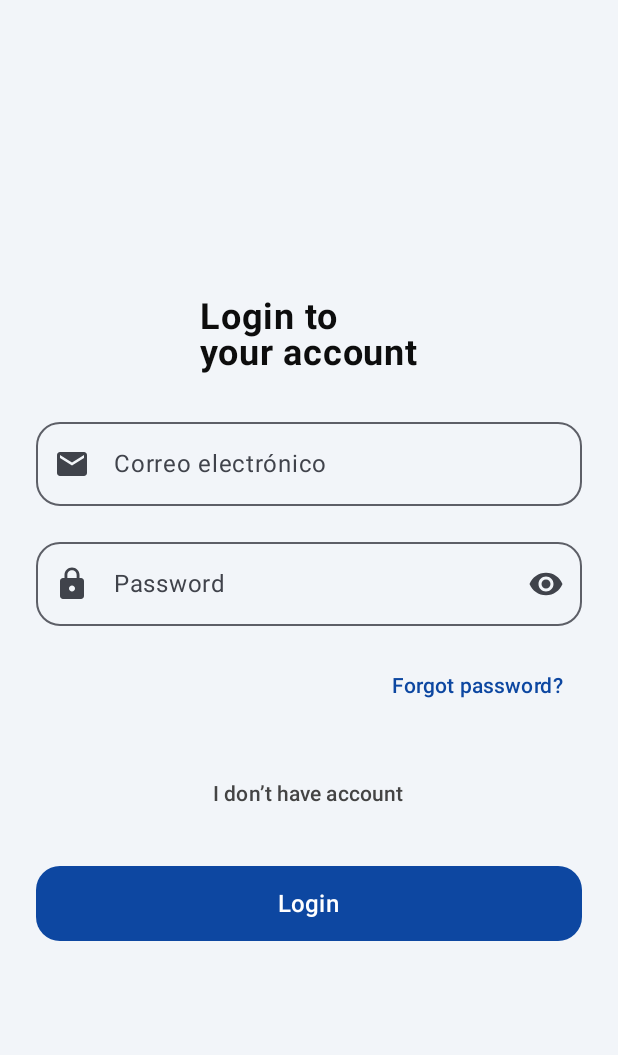
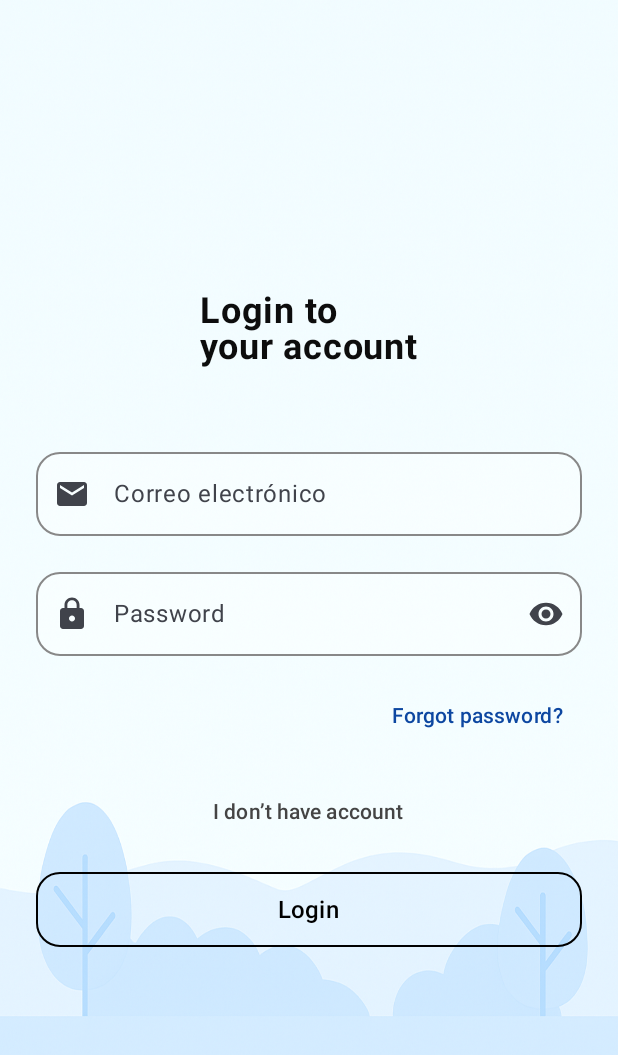
Before and after one commit to G3-UPC-CC238-346-ParkingNow/Kotlin-Mobile, an Android app built with Jetpack Compose: the screen it shows after launch (MainActivity), on a phone screen of 412 x 824 dp. Shown: the top 1055 px of the screen. Run offline under Robolectric (Android 15) with nearby library versions, the phone set to English and light mode, and no system bars.

Commit message:
Refactor login screen UI: improved field borders and button style

```diff
--- a/app/src/main/java/pe/edu/upc/parkingnow/presentation/view/LoginScreen.kt
+++ b/app/src/main/java/pe/edu/upc/parkingnow/presentation/view/LoginScreen.kt
@@ -1,8 +1,12 @@
 package pe.edu.upc.parkingnow.presentation.view
 
+import pe.edu.upc.parkingnow.R
 
+
+import androidx.compose.foundation.Image
 import androidx.compose.foundation.background
 import androidx.compose.foundation.clickable
+import androidx.compose.foundation.BorderStroke
 import androidx.compose.foundation.layout.*
 import androidx.compose.foundation.shape.RoundedCornerShape
 import androidx.compose.material.icons.Icons
@@ -10,10 +14,13 @@ import androidx.compose.material.icons.filled.Email
 import androidx.compose.material.icons.filled.Lock
 import androidx.compose.material.icons.filled.Visibility
 import androidx.compose.material3.*
+import androidx.compose.material3.OutlinedTextFieldDefaults
 import androidx.compose.runtime.*
 import androidx.compose.ui.Alignment
 import androidx.compose.ui.Modifier
 import androidx.compose.ui.graphics.Color
+import androidx.compose.ui.layout.ContentScale
+import androidx.compose.ui.res.painterResource
 import androidx.compose.ui.text.font.FontWeight
 import androidx.compose.ui.text.input.PasswordVisualTransformation
 import androidx.compose.ui.text.input.VisualTransformation
@@ -30,14 +37,22 @@ fun LoginScreen(navController: NavController) {
 
     Box(
         modifier = Modifier
-            .fillMaxSize()
-            .background(Color(0xFFF2F5F9))
-            .padding(24.dp),
+            .fillMaxSize(),
         contentAlignment = Alignment.Center
     ) {
+        Image(
+            painter = painterResource(id = R.drawable.login_background),
+            contentDescription = null,
+            contentScale = ContentScale.FillBounds,
+            modifier = Modifier
+                .fillMaxSize()
+        )
         Column(
             horizontalAlignment = Alignment.CenterHorizontally,
-            verticalArrangement = Arrangement.spacedBy(24.dp)
+            verticalArrangement = Arrangement.spacedBy(16.dp),
+            modifier = Modifier
+                .fillMaxWidth()
+                .padding(horizontal = 24.dp)
         ) {
             Text(
                 text = "Login to\nyour account",
@@ -45,6 +60,7 @@ fun LoginScreen(navController: NavController) {
                 fontWeight = FontWeight.Bold,
                 color = Color(0xFF0D0D0D)
             )
+            Spacer(modifier = Modifier.height(16.dp))
 
             Column(verticalArrangement = Arrangement.spacedBy(16.dp)) {
                 OutlinedTextField(
@@ -54,7 +70,15 @@ fun LoginScreen(navController: NavController) {
                     leadingIcon = { Icon(Icons.Default.Email, contentDescription = null) },
                     singleLine = true,
                     shape = RoundedCornerShape(16.dp),
-                    modifier = Modifier.fillMaxWidth()
+                    modifier = Modifier.fillMaxWidth(),
+                    colors = OutlinedTextFieldDefaults.colors(
+                        focusedContainerColor = Color.White.copy(alpha = 0.5f),
+                        unfocusedContainerColor = Color.White.copy(alpha = 0.3f),
+                        focusedBorderColor = Color.Black,
+                        unfocusedBorderColor = Color.Gray,
+                        focusedTextColor = Color.Black,
+                        unfocusedTextColor = Color.Black
+                    )
                 )
 
                 OutlinedTextField(
@@ -70,7 +94,15 @@ fun LoginScreen(navController: NavController) {
                     visualTransformation = if (passwordVisible) VisualTransformation.None else PasswordVisualTransformation(),
                     singleLine = true,
                     shape = RoundedCornerShape(16.dp),
-                    modifier = Modifier.fillMaxWidth()
+                    modifier = Modifier.fillMaxWidth(),
+                    colors = OutlinedTextFieldDefaults.colors(
+                        focusedContainerColor = Color.White.copy(alpha = 0.5f),
+                        unfocusedContainerColor = Color.White.copy(alpha = 0.3f),
+                        focusedBorderColor = Color.Black,
+                        unfocusedBorderColor = Color.Gray,
+                        focusedTextColor = Color.Black,
+                        unfocusedTextColor = Color.Black
+                    )
                 )
 
                 TextButton(
@@ -103,9 +135,13 @@ fun LoginScreen(navController: NavController) {
                     .fillMaxWidth()
                     .height(50.dp),
                 shape = RoundedCornerShape(16.dp),
-                colors = ButtonDefaults.buttonColors(containerColor = Color(0xFF0D47A1))
+                colors = ButtonDefaults.buttonColors(
+                    containerColor = Color.Transparent,
+                    contentColor = Color.Black
+                ),
+                border = BorderStroke(1.dp, Color.Black)
             ) {
-                Text("Login", fontSize = 16.sp, color = Color.White)
+                Text("Login", fontSize = 16.sp)
             }
         }
     }
```
Also changed, not shown: app/src/main/res/drawable/login_background.png (added).
